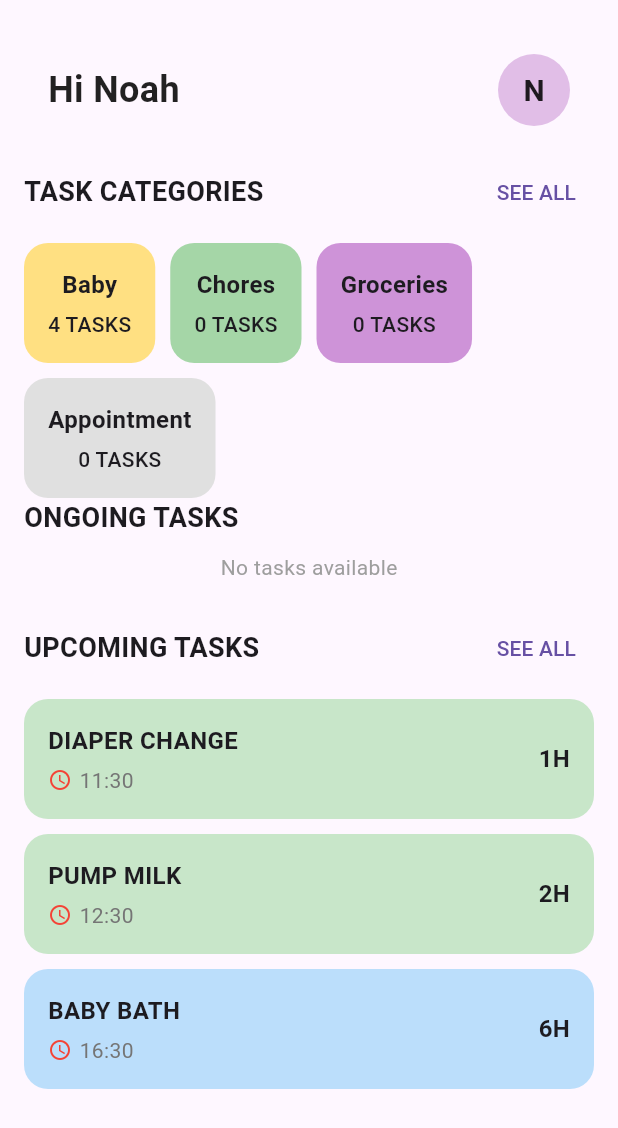
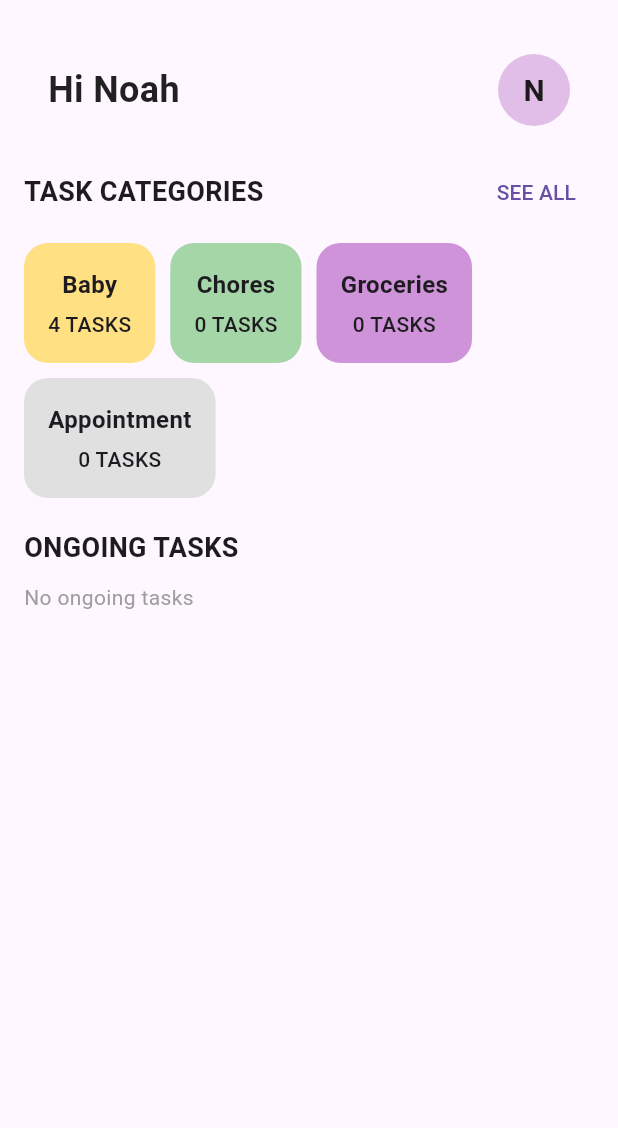
Before and after one commit to zliu46/partners, a Flutter app: the HomePage screen opened by its route, on a phone screen of 412 x 824 dp. Shown: the top 1128 px of the screen. Run offline on Flutter 3.47's test engine with Material 3 defaults, Android fonts, the phone set to English and light mode, and no system bars; our stand-ins replace firebase_auth, firebase_core; accounts and stored records are empty.

Commit message:
Create a section for ongoing task

```diff
--- a/lib/pages/home_page.dart
+++ b/lib/pages/home_page.dart
@@ -1,5 +1,6 @@
 import 'package:flutter/material.dart';
 import 'package:partners/widgets/header.dart';
+import 'package:partners/widgets/ongoing_task_section.dart';
 import 'package:provider/provider.dart';
 import 'package:partners/provider/task_provider.dart';
 import 'package:partners/widgets/task_categories_section.dart';
@@ -27,21 +28,22 @@ class HomePage extends StatelessWidget {
               // Task Categories Section
               TaskCategoriesSection(categories: categories),
 
-              //const SizedBox(height: 20.0),
+              const SizedBox(height: 20.0),
 
               // Ongoing Tasks Section
-              TaskListSection(title: "ONGOING TASKS", tasks: ongoingTasks),
+              OngoingTaskSection(),
 
               const SizedBox(height: 20.0),
 
               // Upcoming Tasks Section
-              Expanded(
-                child: TaskListSection(
-                  title: "UPCOMING TASKS",
-                  tasks: upcomingTasks,
-                  showSeeAll: true,
-                ),
-              ),
+              // Expanded(
+              //   child: TaskListSection(
+              //     title: "UPCOMING TASKS",
+              //     tasks: upcomingTasks,
+              //     showSeeAll: true,
+              //
+              //   ),
+              // ),
             ],
           ),
         ),
--- a/lib/provider/task_provider.dart
+++ b/lib/provider/task_provider.dart
@@ -92,16 +92,23 @@ class TaskProvider extends ChangeNotifier {
     }
   }
 
-  // 🔹 Delete a Task
+  //  Delete a Task
   void deleteTask(String taskId) {
     _tasks.removeWhere((task) => task.id == taskId);
     notifyListeners();
   }
 
-  // 🔹 Add a New Category (if needed)
+  //  Add a New Category (if needed)
   void addCategory(String title, Color color) {
     categories.add(TaskCategory(title: title, color: color));
     notifyListeners();
   }
 
+  List<TaskDetails> getOngoingTasks() {
+    final now = DateTime.now();
+    return _tasks.where((task) {
+      final endTime = task.endTime ?? now.add(const Duration(minutes: 30)); //  Default 30 min duration
+      return task.startTime.isBefore(now) && endTime.isAfter(now);
+    }).toList();
+  }
 }
--- /dev/null
+++ b/lib/widgets/ongoing_task_section.dart
@@ -0,0 +1,48 @@
+import 'package:flutter/material.dart';
+import 'package:provider/provider.dart';
+import '../provider/task_provider.dart';
+import '../widgets/task_item_card.dart';
+import '../pages/ongoing_task_page.dart';
+
+class OngoingTaskSection extends StatelessWidget {
+  const OngoingTaskSection({super.key});
+
+  @override
+  Widget build(BuildContext context) {
+    final taskProvider = Provider.of<TaskProvider>(context);
+    final ongoingTasks = taskProvider.getOngoingTasks(); // Fetch only ongoing tasks
+    final limitedTasks = ongoingTasks.take(2).toList(); // Show only 2 initially
+
+    return Column(
+      crossAxisAlignment: CrossAxisAlignment.start,
+      children: [
+        Row(
+          mainAxisAlignment: MainAxisAlignment.spaceBetween,
+          children: [
+            const Text(
+              'ONGOING TASKS',
+              style: TextStyle(fontSize: 18.0, fontWeight: FontWeight.bold),
+            ),
+            if (ongoingTasks.length > 0) // Show "SEE ALL" only if more than 0 tasks
+              TextButton(
+                onPressed: () {
+                  Navigator.push(
+                    context,
+                    MaterialPageRoute(
+                      builder: (context) => const OngoingTaskPage(),
+                    ),
+                  );
+                },
+                child: const Text("SEE ALL"),
+              ),
+          ],
+        ),
+        const SizedBox(height: 10.0),
+
+        ongoingTasks.isNotEmpty
+            ? Column(children: limitedTasks.map((task) => TaskItemCard(task: task)).toList())
+            : const Text("No ongoing tasks", style: TextStyle(color: Colors.grey)),
+      ],
+    );
+  }
+}
```
Also changed, not shown: lib/pages/ongoing_task_page.dart (added, +48 -0 lines).
